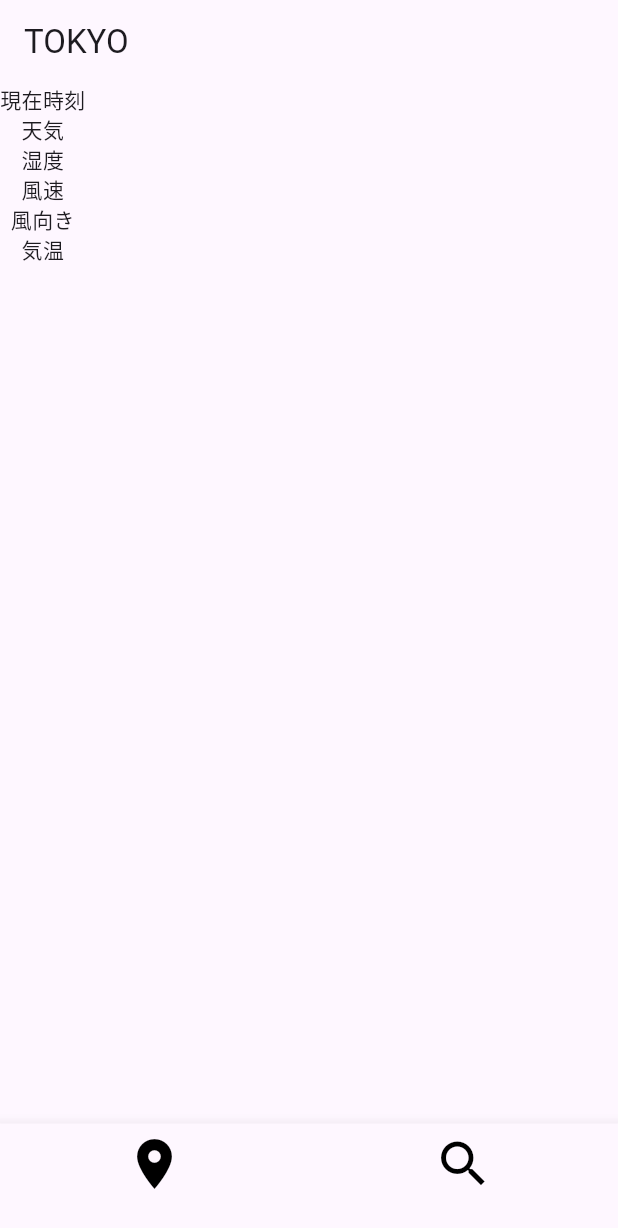
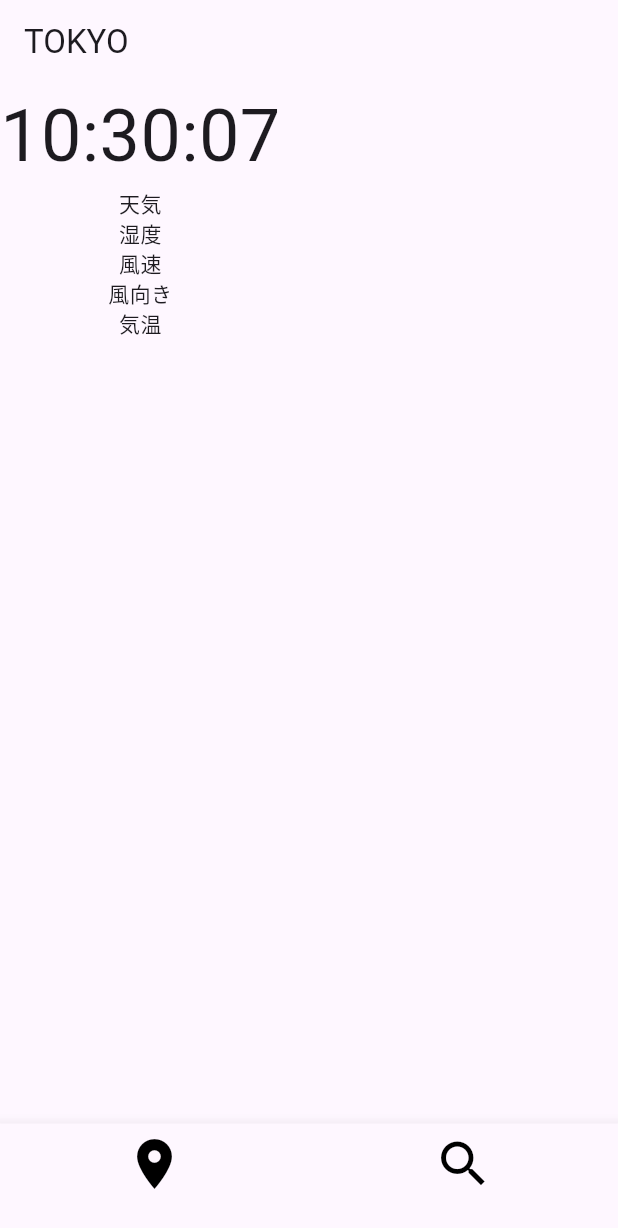
Before and after one commit to yukimiyake0607/geolocator_sample, a Flutter app: the screen it shows after launch, on a phone screen of 412 x 824 dp. Shown: the top 1228 px of the screen. Run offline on Flutter 3.47's test engine with Material 3 defaults, Android fonts, the phone set to English and light mode, and no system bars.

```diff
--- a/lib/first_page.dart
+++ b/lib/first_page.dart
@@ -1,4 +1,5 @@
 import 'package:flutter/material.dart';
+import 'package:geolocator_sample/current_time.dart';
 
 class FirstPage extends StatefulWidget {
   const FirstPage({super.key});
@@ -16,7 +17,7 @@ class _FirstPageState extends State<FirstPage> {
       ),
       body: const Column(
         children: [
-          Text('現在時刻'),
+          CurrentTime(),
           Text('天気'),
           Text('湿度'),
           Text('風速'),
```
